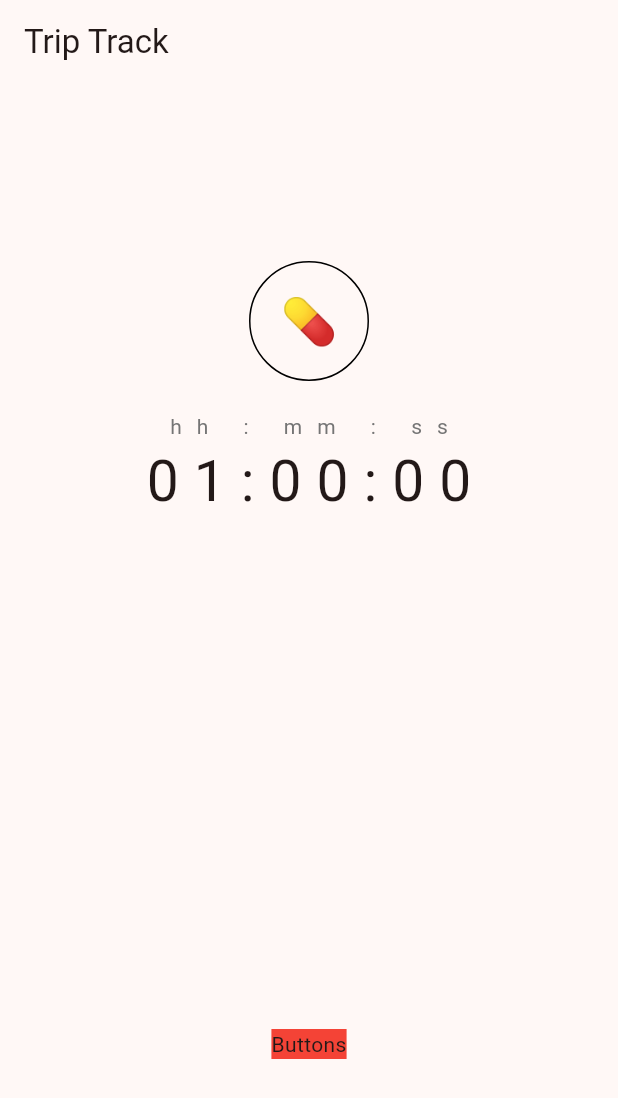
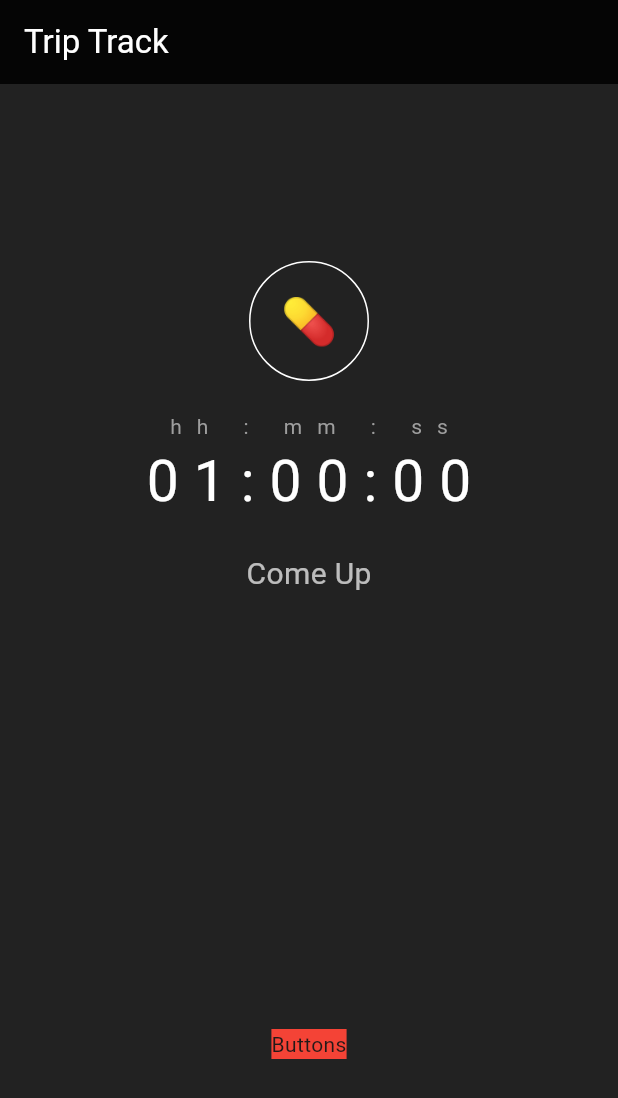
Before and after one commit to anchit-chandran/triptrack, a Flutter app: the screen it shows after launch, on a phone screen of 412 x 824 dp. Shown: the top 1098 px of the screen. Run offline on Flutter 3.47's test engine with Material 3 defaults, Android fonts, the phone set to English and light mode, and no system bars.

Commit message:
adds timer layout
Signed-off-by: anchit-chandran <anchit97123@gmail.com>

```diff
--- a/lib/main.dart
+++ b/lib/main.dart
@@ -50,8 +50,13 @@ class _TripTrackAppState extends State<TripTrackApp> {
   @override
   Widget build(BuildContext context) {
     return Scaffold(
+      backgroundColor: Colors.black87,
       appBar: AppBar(
-        title: Text('Trip Track'),
+        backgroundColor: Colors.black87,
+        title: Text('Trip Track',
+            style: TextStyle(
+              color: Colors.white,
+            )),
       ),
       body: Center(
         child: Column(
@@ -90,8 +95,6 @@ class TimerContainer extends StatelessWidget {
 
   @override
   Widget build(BuildContext context) {
-    ColorScheme colorScheme = Theme.of(context).colorScheme;
-
     return Container(
       padding: EdgeInsets.only(
         top: 20,
@@ -103,9 +106,39 @@ class TimerContainer extends StatelessWidget {
           TimerLabel(),
           Timer(
             time: "01:00:00",
+          ),
+          TripLocation(
+            location: "Come Up",
           )
         ],
       ),
+    );
+  }
+}
+
+class TripLocation extends StatelessWidget {
+  final String location;
+  const TripLocation({
+    super.key,
+    required this.location,
+  });
+
+  @override
+  Widget build(BuildContext context) {
+    return Row(
+      mainAxisAlignment: MainAxisAlignment.center,
+      children: [
+        Padding(
+          padding: const EdgeInsets.only(top: 20.0),
+          child: Center(
+            child: Text(location,
+                style: TextStyle(
+                  fontSize: 20.0,
+                  color: Colors.white70,
+                )),
+          ),
+        ),
+      ],
     );
   }
 }
@@ -127,6 +160,7 @@ class Timer extends StatelessWidget {
             style: TextStyle(
               fontSize: 38,
               letterSpacing: 10.0,
+              color: Colors.white,
             ))
       ],
     );
@@ -147,7 +181,7 @@ class TimerLabel extends StatelessWidget {
           "hh : mm : ss",
           style: TextStyle(
             letterSpacing: 10.0,
-            color: Colors.grey[600],
+            color: Colors.grey[500],
           ),
         ),
       ],
@@ -170,7 +204,9 @@ class SubstanceAvatar extends StatelessWidget {
       height: 80.0,
       decoration: BoxDecoration(
         shape: BoxShape.circle,
-        border: Border.all(),
+        border: Border.all(
+          color: Colors.white,
+        ),
       ),
       child: Center(
         child: Text(
```
